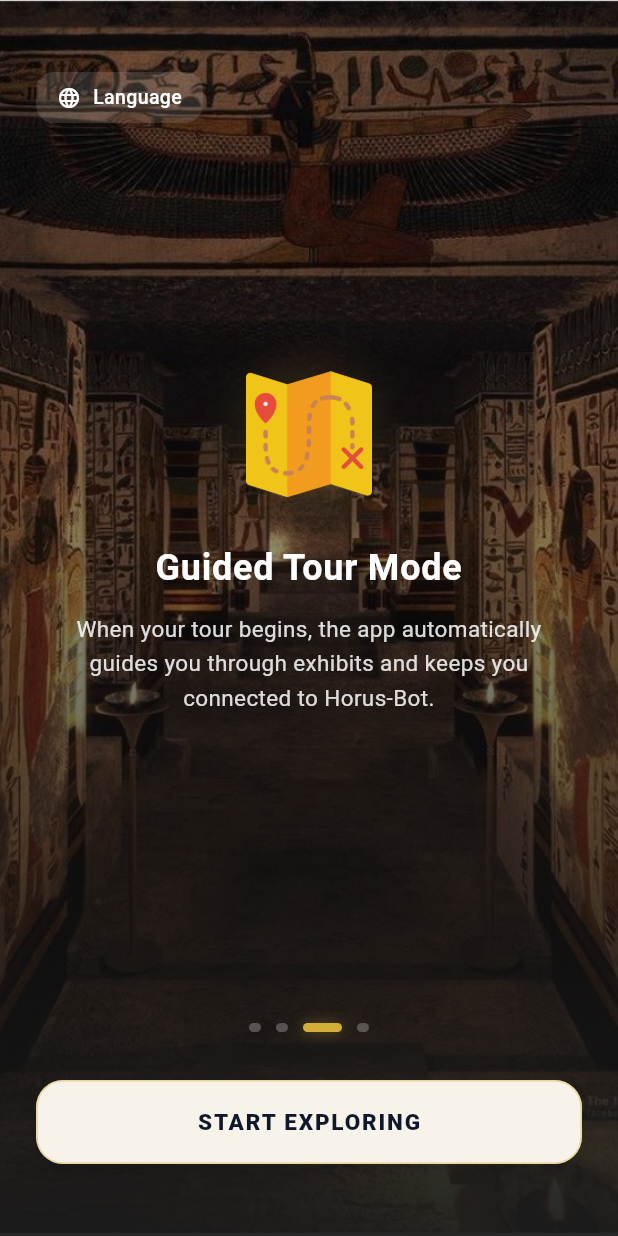
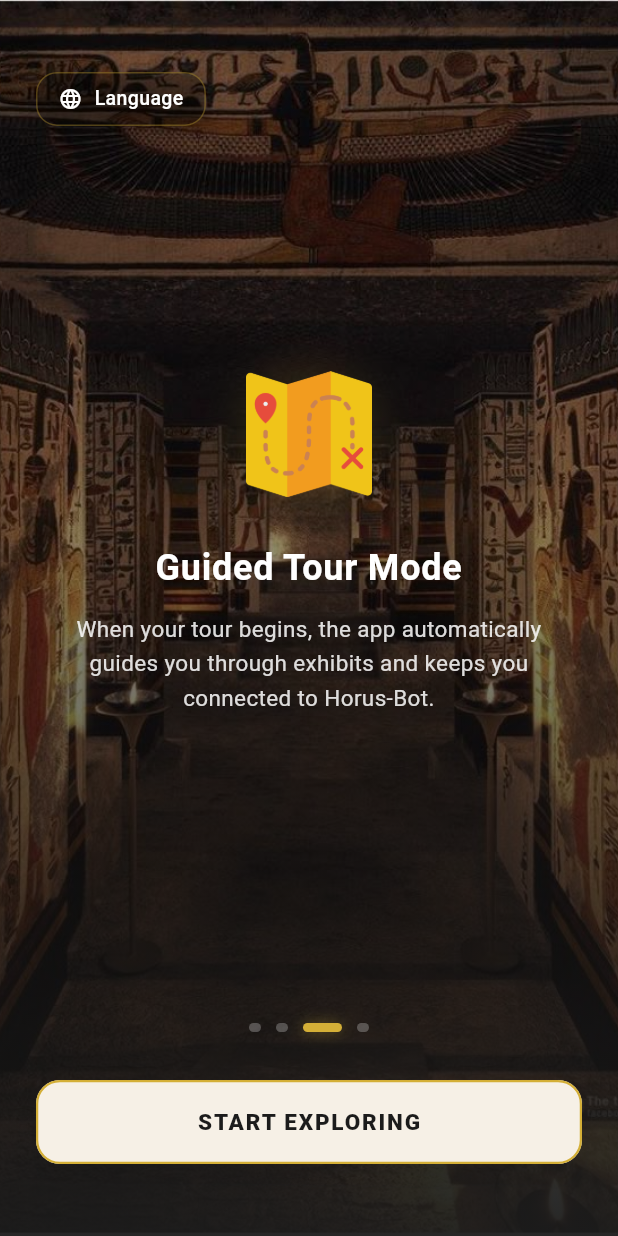
Before and after one commit to Farida-Waheed/museum_app, a Flutter app: the screen it shows after launch, swiped to page 3, on a phone screen of 412 x 824 dp. Run offline on Flutter 3.47's test engine with Material 3 defaults, Android fonts, the phone set to English and light mode, and no system bars; our stand-ins replace audioplayers, permission_handler, shared_preferences; missing offline and left inert: mobile_scanner; project files that could hold a hidden picture were left out.

Commit message:
refactor(onboarding): unify interactive component visual styles
- Defined a clear design system with two reusable materials: Glass Surface and Primary CTA Surface.
- Applied Glass Surface (translucent black, gold-tinted border, soft shadow) to the language selector button and popup menu.
- Applied Primary CTA Surface (warm ivory, solid gold border, dark text) to the "Start Exploring" button.
- Refactored OnboardingScreen to use these reusable styles for better maintainability and visual consistency.
- Confirmed no logic, layout, or localization changes were made.
- Verified technical quality with clean analyze and passing tests.

Co-authored-by: Farida-Waheed <172945916+Farida-Waheed@users.noreply.github.com>

```diff
--- a/lib/screens/onboarding/onboarding_screen.dart
+++ b/lib/screens/onboarding/onboarding_screen.dart
@@ -34,6 +34,41 @@ class _OnboardingScreenState extends State<OnboardingScreen> {
   @override
   Widget build(BuildContext context) {
     final l10n = AppLocalizations.of(context)!;
+
+    // --- REUSABLE DESIGN MATERIALS ---
+
+    // Material A - Glass Surface (Controls)
+    final glassSurfaceDecoration = BoxDecoration(
+      color: Colors.black.withOpacity(0.25),
+      borderRadius: BorderRadius.circular(14),
+      border: Border.all(
+        color: const Color(0xFFD4AF37).withOpacity(0.35),
+        width: 1,
+      ),
+      boxShadow: [
+        BoxShadow(
+          color: Colors.black.withOpacity(0.25),
+          blurRadius: 10,
+          offset: const Offset(0, 4),
+        ),
+      ],
+    );
+
+    // Material B - Primary CTA Surface
+    final primaryCtaButtonStyle = ElevatedButton.styleFrom(
+      backgroundColor: const Color(0xFFF6F0E6),
+      foregroundColor: const Color(0xFF1B1B1B),
+      shape: RoundedRectangleBorder(
+        borderRadius: BorderRadius.circular(16),
+        side: const BorderSide(color: Color(0xFFD4AF37), width: 1.5),
+      ),
+      elevation: 6,
+      shadowColor: Colors.black.withOpacity(0.25),
+      padding: const EdgeInsets.symmetric(vertical: 16),
+      // To match shadow spec exactly if possible, though elevation is standard.
+      // spec: blurRadius: 12, offset: Offset(0, 6)
+    );
+
     final prefs = Provider.of<UserPreferencesModel>(context);
     final isArabic = prefs.language == 'ar';
 
@@ -197,22 +232,13 @@ class _OnboardingScreenState extends State<OnboardingScreen> {
                     ),
                     const SizedBox(height: 32),
 
-                    // Premium Museum Pass CTA
+                    // Primary CTA
                     SizedBox(
                       width: double.infinity,
                       height: 56,
                       child: ElevatedButton(
                         onPressed: () => _completeOnboarding(prefs),
-                        style: ElevatedButton.styleFrom(
-                          backgroundColor: const Color(0xFFF7F3EA), // Warm Ivory
-                          foregroundColor: const Color(0xFF0F172A), // Dark elegant blue-gray
-                          shape: RoundedRectangleBorder(
-                            borderRadius: BorderRadius.circular(18),
-                            side: BorderSide(color: const Color(0xFFD4AF37).withOpacity(0.4), width: 1.2),
-                          ),
-                          elevation: 3,
-                          shadowColor: Colors.black.withOpacity(0.3),
-                        ),
+                        style: primaryCtaButtonStyle,
                         child: Text(
                           l10n.startExploring.toUpperCase(),
                           style: const TextStyle(
@@ -238,12 +264,15 @@ class _OnboardingScreenState extends State<OnboardingScreen> {
               child: PopupMenuButton<String>(
                 onSelected: (lang) => prefs.setLanguage(lang),
                 offset: const Offset(0, 48),
-                color: const Color(0xFF1B1B1B).withOpacity(0.9),
-                elevation: 12,
+                color: const Color(0xFF1B1B1B).withOpacity(0.85), // Keep dark for legibility
+                elevation: 8,
                 constraints: const BoxConstraints(minWidth: 160),
                 shape: RoundedRectangleBorder(
-                  borderRadius: BorderRadius.circular(16),
-                  side: BorderSide(color: const Color(0xFFD4AF37).withOpacity(0.2), width: 1),
+                  borderRadius: BorderRadius.circular(14),
+                  side: BorderSide(
+                    color: const Color(0xFFD4AF37).withOpacity(0.35),
+                    width: 1,
+                  ),
                 ),
                 itemBuilder: (context) => [
                   PopupMenuItem(
@@ -287,10 +316,7 @@ class _OnboardingScreenState extends State<OnboardingScreen> {
                 ],
                 child: Container(
                   padding: const EdgeInsets.symmetric(horizontal: 14, vertical: 8),
-                  decoration: BoxDecoration(
-                    color: Colors.white.withOpacity(0.12),
-                    borderRadius: BorderRadius.circular(12),
-                  ),
+                  decoration: glassSurfaceDecoration,
                   child: Row(
                     mainAxisSize: MainAxisSize.min,
                     children: [
```
